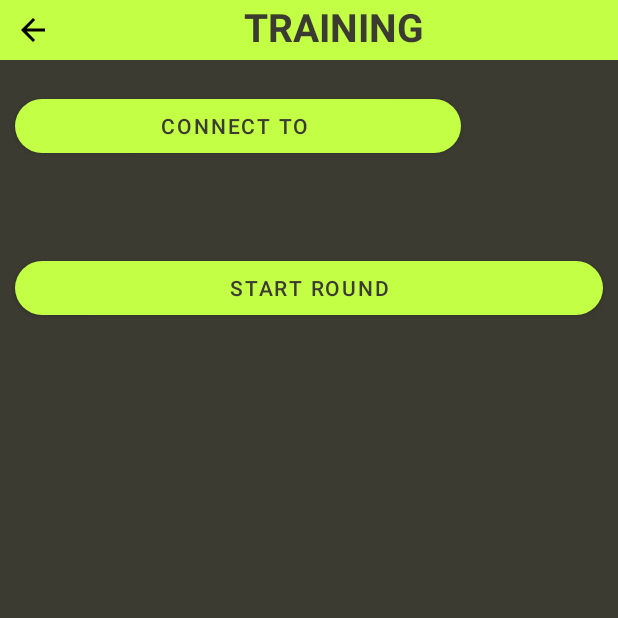
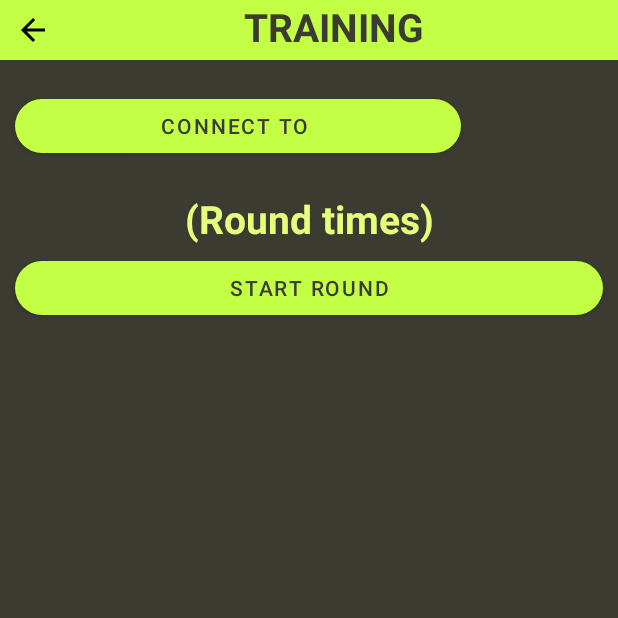
Before and after one commit to usb8/punch-check-mobile-app, an Android app: the TrainingActivity screen opened directly, with no data from a screen before it, on a phone screen of 412 x 824 dp, the top half of it. Run offline under Robolectric (Android 15) with nearby library versions, the phone set to English and light mode, and no system bars; our stand-ins replace RxJava; libraries missing offline, so code that uses them is left out: com.polar.sdk; Roboto replaces fonts that are not available here; 5 statements that could not run were skipped.

Commit message:
UI: update round times view

```diff
--- a/Mobile/app/src/main/java/com/example/mobile/TrainingActivity.kt
+++ b/Mobile/app/src/main/java/com/example/mobile/TrainingActivity.kt
@@ -70,6 +70,7 @@ class TrainingActivity : AppCompatActivity() {
     private lateinit var textViewSpeed: TextView
     private lateinit var backNavigation: TextView
     private lateinit var textViewHr: TextView
+    private lateinit var roundTimes: TextView
 
     private var sessionsInfoFileName: String = "session_count.txt"
     //private var sessionCountFile: File? = null
@@ -109,6 +110,8 @@ class TrainingActivity : AppCompatActivity() {
         backNavigation = findViewById(R.id.training_nav_bar)
         textViewCountdown1 = findViewById(R.id.view_countdown_1)
         textViewCountdown2 = findViewById(R.id.view_countdown_2)
+        roundTimes = findViewById(R.id.view_round)
+        roundTimes.text = "(Round times)"
 
         // file, outputstream for acc data storage
         Log.d(TAG, "path: " + filesDir.absolutePath)
@@ -309,6 +312,8 @@ class TrainingActivity : AppCompatActivity() {
                 var roundStartLine = "round," + roundNumber + "\n"
                 sessionOut!!.write(roundStartLine.toByteArray())
                 toggleButtonDown(movementButton, R.string.stop_movement_stream)
+
+                roundTimes.text = getString(R.string.round_times, roundNumber.toString())
 
                 showCountdown(textViewCountdown1, textViewCountdown2)
 
--- a/Mobile/app/src/main/res/layout/activity_training.xml
+++ b/Mobile/app/src/main/res/layout/activity_training.xml
@@ -74,7 +74,7 @@
         app:layout_constraintEnd_toEndOf="parent"
         app:layout_constraintStart_toStartOf="parent"
         app:layout_constraintTop_toBottomOf="@id/connect_button"
-        tools:text="(Round Time)" />
+        tools:text="@string/round_times" />
 
     <Button
         android:id="@+id/movement_button"
--- a/Mobile/app/src/main/res/values/strings.xml
+++ b/Mobile/app/src/main/res/values/strings.xml
@@ -17,6 +17,7 @@
     <string name="speed">My speed is: %s km/h</string>
     <string name="hr">My heart rate is: %s BPM</string>
     <string name="show_the_number_of_sensor">Found %s sensors</string>
+    <string name="round_times">(Round %s)</string>
 
     <string-array name="device_id_array">
         <item>id1</item>
```
